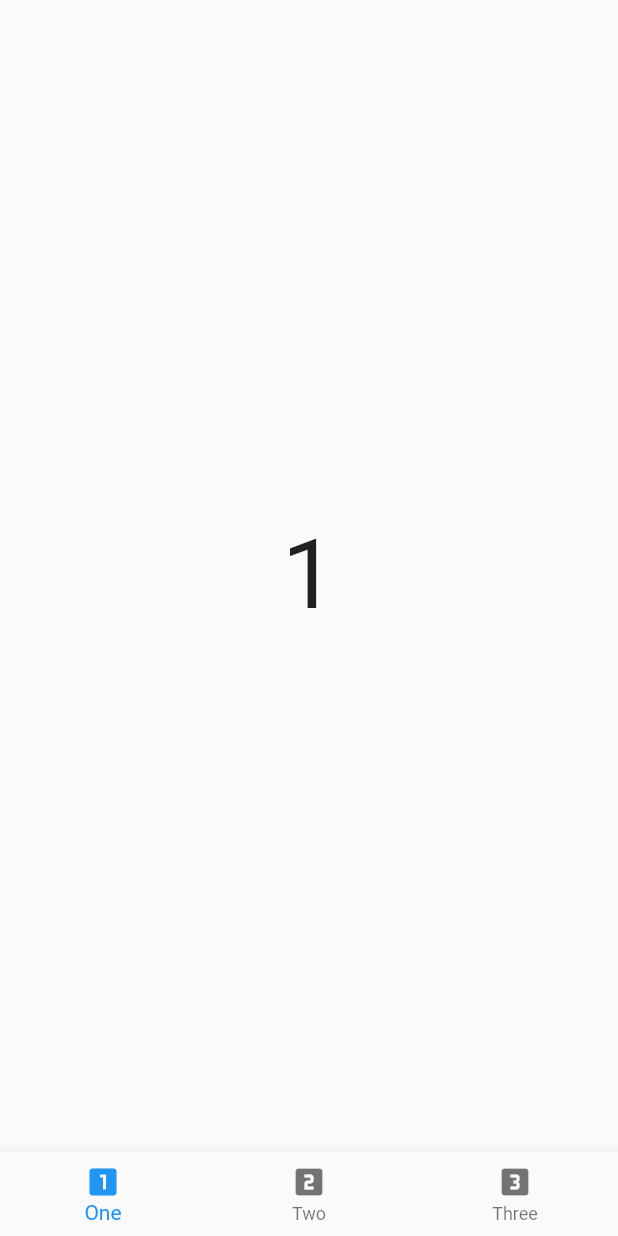
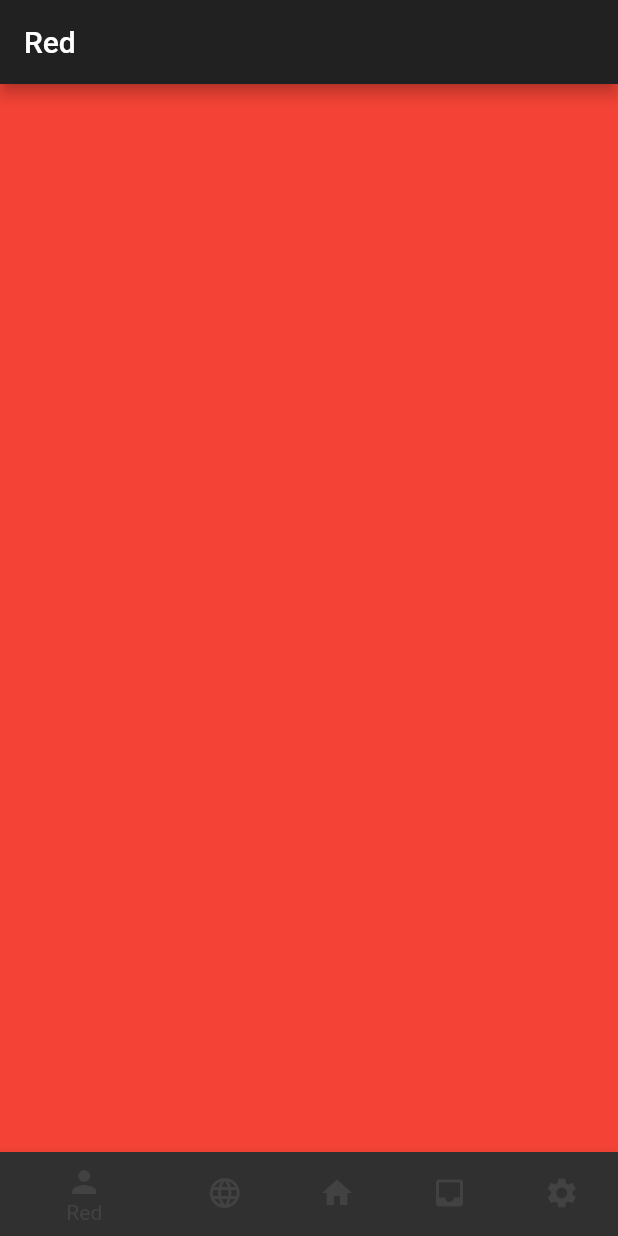
Before and after one commit to daffaalam/flutter_bottom_navigation, a Flutter app: the screen it shows after launch, on a phone screen of 412 x 824 dp. Run offline on Flutter 3.47's test engine with Material 2 defaults, Android fonts, the phone set to English and light mode, and no system bars.

Commit message:
improve UI

```diff
--- a/lib/main.dart
+++ b/lib/main.dart
@@ -1,70 +1,19 @@
 import 'package:flutter/material.dart';
 
-void main() => runApp(MyApp());
+import 'view/home_page.dart';
 
-class MyApp extends StatelessWidget {
+void main() {
+  runApp(
+    MainApp(),
+  );
+}
+
+class MainApp extends StatelessWidget {
   @override
   Widget build(BuildContext context) {
     return MaterialApp(
       home: HomePage(),
+      theme: ThemeData.dark(),
     );
   }
 }
-
-class HomePage extends StatefulWidget {
-  @override
-  _HomePageState createState() => _HomePageState();
-}
-
-class _HomePageState extends State<HomePage> {
-  int _currentIndex = 0;
-
-  @override
-  Widget build(BuildContext context) {
-    return Scaffold(
-      body: HomeContent(
-        number: _currentIndex,
-      ),
-      bottomNavigationBar: BottomNavigationBar(
-        currentIndex: _currentIndex,
-        onTap: (int index) {
-          setState(() {
-            _currentIndex = index;
-          });
-        },
-        items: <BottomNavigationBarItem>[
-          BottomNavigationBarItem(
-            title: Text('One'),
-            icon: Icon(Icons.looks_one),
-          ),
-          BottomNavigationBarItem(
-            title: Text('Two'),
-            icon: Icon(Icons.looks_two),
-          ),
-          BottomNavigationBarItem(
-            title: Text('Three'),
-            icon: Icon(Icons.looks_3),
-          ),
-        ],
-      ),
-    );
-  }
-}
-
-class HomeContent extends StatelessWidget {
-  final int number;
-
-  HomeContent({this.number});
-
-  @override
-  Widget build(BuildContext context) {
-    return Center(
-      child: Text(
-        '${number + 1}',
-        style: TextStyle(
-          fontSize: 64,
-        ),
-      ),
-    );
-  }
-}
--- /dev/null
+++ b/lib/model/content.dart
@@ -0,0 +1,13 @@
+import 'package:flutter/widgets.dart';
+
+class Content {
+  String label;
+  IconData iconData;
+  Widget widget;
+
+  Content({
+    this.label,
+    this.iconData,
+    this.widget,
+  });
+}
--- /dev/null
+++ b/lib/view/content_blue.dart
@@ -0,0 +1,10 @@
+import 'package:flutter/material.dart';
+
+class ContentBlue extends StatelessWidget {
+  @override
+  Widget build(BuildContext context) {
+    return Container(
+      color: Colors.blue,
+    );
+  }
+}
--- /dev/null
+++ b/lib/view/content_green.dart
@@ -0,0 +1,10 @@
+import 'package:flutter/material.dart';
+
+class ContentGreen extends StatelessWidget {
+  @override
+  Widget build(BuildContext context) {
+    return Container(
+      color: Colors.green,
+    );
+  }
+}
--- /dev/null
+++ b/lib/view/content_purple.dart
@@ -0,0 +1,10 @@
+import 'package:flutter/material.dart';
+
+class ContentPurple extends StatelessWidget {
+  @override
+  Widget build(BuildContext context) {
+    return Container(
+      color: Colors.purple,
+    );
+  }
+}
--- /dev/null
+++ b/lib/view/content_red.dart
@@ -0,0 +1,10 @@
+import 'package:flutter/material.dart';
+
+class ContentRed extends StatelessWidget {
+  @override
+  Widget build(BuildContext context) {
+    return Container(
+      color: Colors.red,
+    );
+  }
+}
--- /dev/null
+++ b/lib/view/content_yellow.dart
@@ -0,0 +1,10 @@
+import 'package:flutter/material.dart';
+
+class ContentYellow extends StatelessWidget {
+  @override
+  Widget build(BuildContext context) {
+    return Container(
+      color: Colors.yellow,
+    );
+  }
+}
--- /dev/null
+++ b/lib/view/home_page.dart
@@ -0,0 +1,74 @@
+import 'package:flutter/material.dart';
+
+import '../model/content.dart';
+import 'content_blue.dart';
+import 'content_green.dart';
+import 'content_purple.dart';
+import 'content_red.dart';
+import 'content_yellow.dart';
+
+class HomePage extends StatefulWidget {
+  @override
+  _HomePageState createState() => _HomePageState();
+}
+
+class _HomePageState extends State<HomePage> {
+  int _contentIndex = 0;
+  List<Content> _listContent = <Content>[
+    Content(
+      label: "Red",
+      iconData: Icons.person,
+      widget: ContentRed(),
+    ),
+    Content(
+      label: "Yellow",
+      iconData: Icons.language,
+      widget: ContentYellow(),
+    ),
+    Content(
+      label: "Green",
+      iconData: Icons.home,
+      widget: ContentGreen(),
+    ),
+    Content(
+      label: "Blue",
+      iconData: Icons.inbox,
+      widget: ContentBlue(),
+    ),
+    Content(
+      label: "Purple",
+      iconData: Icons.settings,
+      widget: ContentPurple(),
+    ),
+  ];
+
+  List<BottomNavigationBarItem> _listNavigationItem() {
+    return List.generate(
+      _listContent.length,
+      (int index) {
+        return BottomNavigationBarItem(
+          icon: Icon(_listContent[index].iconData),
+          title: Text(_listContent[index].label),
+        );
+      },
+    );
+  }
+
+  @override
+  Widget build(BuildContext context) {
+    return Scaffold(
+      appBar: AppBar(
+        title: Text(_listContent[_contentIndex].label),
+      ),
+      body: _listContent[_contentIndex].widget,
+      bottomNavigationBar: BottomNavigationBar(
+        items: _listNavigationItem(),
+        onTap: (int index) {
+          _contentIndex = index;
+          setState(() {});
+        },
+        currentIndex: _contentIndex,
+      ),
+    );
+  }
+}
```
Also changed, not shown: pubspec.yaml (+1 -63 lines), pubspec.lock, 2 other files.
